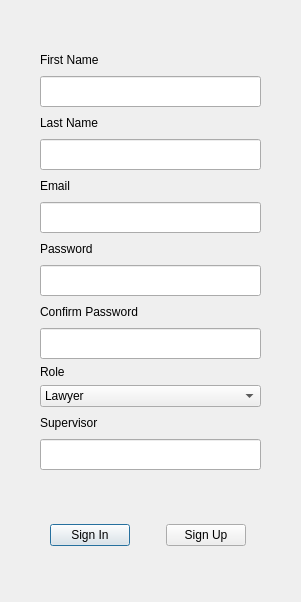
Old version of the form loginandsignupdialog.ui in the repository Louda511/Lawyer_Assistant_App.
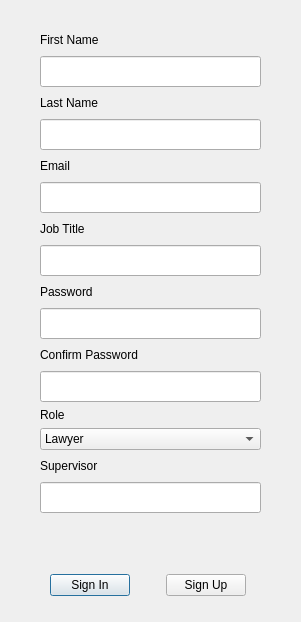
New version of the form.

```diff
--- a/loginandsignupdialog.ui
+++ b/loginandsignupdialog.ui
@@ -7,7 +7,7 @@
     <x>0</x>
     <y>0</y>
     <width>301</width>
-    <height>602</height>
+    <height>622</height>
    </rect>
   </property>
   <property name="maximumSize">
@@ -23,9 +23,9 @@
    <property name="geometry">
     <rect>
      <x>30</x>
-     <y>20</y>
+     <y>0</y>
      <width>241</width>
-     <height>501</height>
+     <height>571</height>
     </rect>
    </property>
    <property name="currentIndex">
@@ -139,7 +139,7 @@
        <x>10</x>
        <y>30</y>
        <width>225</width>
-       <height>461</height>
+       <height>528</height>
       </rect>
      </property>
      <layout class="QVBoxLayout" name="verticalLayout">
@@ -284,6 +284,51 @@
         </item>
        </layout>
       </item>
+      <item>
+       <layout class="QVBoxLayout" name="jobTitleVLayout">
+        <item>
+         <widget class="QLabel" name="jobTitleLabel">
+          <property name="sizePolicy">
+           <sizepolicy hsizetype="Fixed" vsizetype="Fixed">
+            <horstretch>0</horstretch>
+            <verstretch>0</verstretch>
+           </sizepolicy>
+          </property>
+          <property name="minimumSize">
+           <size>
+            <width>130</width>
+            <height>20</height>
+           </size>
+          </property>
+          <property name="maximumSize">
+           <size>
+            <width>130</width>
+            <height>20</height>
+           </size>
+          </property>
+          <property name="text">
+           <string>Job Title</string>
+          </property>
+         </widget>
+        </item>
+        <item>
+         <widget class="QLineEdit" name="jobTitleLineEdit">
+          <property name="sizePolicy">
+           <sizepolicy hsizetype="Fixed" vsizetype="Fixed">
+            <horstretch>0</horstretch>
+            <verstretch>0</verstretch>
+           </sizepolicy>
+          </property>
+          <property name="minimumSize">
+           <size>
+            <width>221</width>
+            <height>31</height>
+           </size>
+          </property>
+         </widget>
+        </item>
+       </layout>
+      </item>
       <item>
        <layout class="QVBoxLayout" name="passwordVLayoutSignUp">
         <item>
@@ -464,7 +509,7 @@
    <property name="geometry">
     <rect>
      <x>50</x>
-     <y>520</y>
+     <y>570</y>
      <width>196</width>
      <height>31</height>
     </rect>
```
